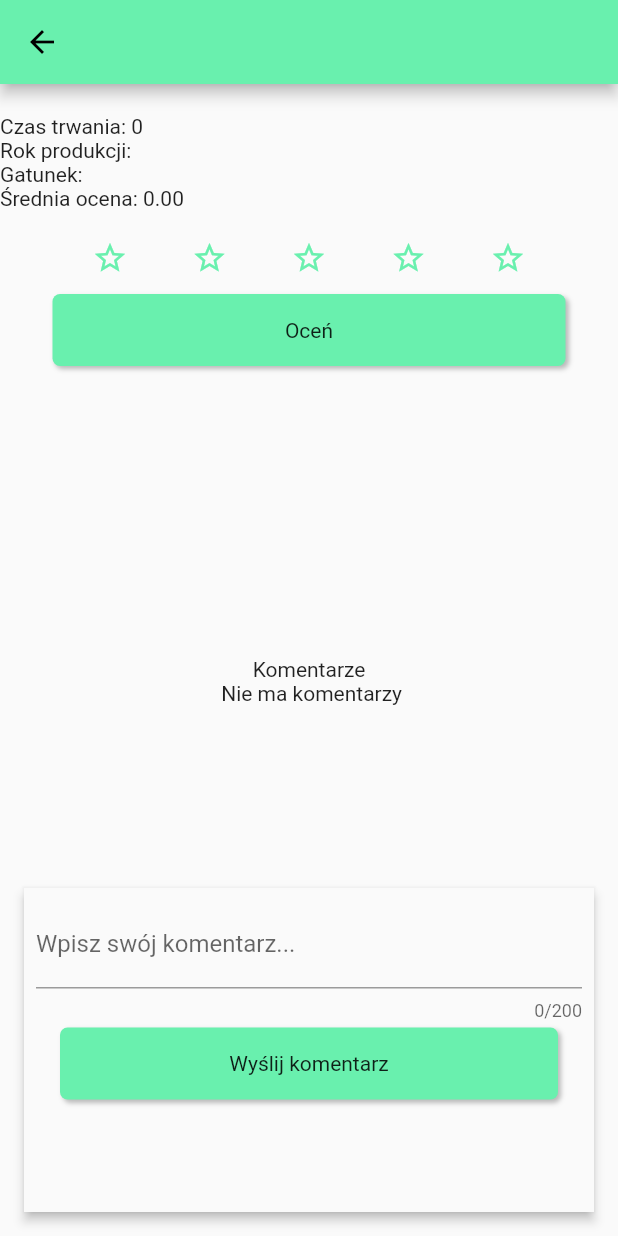
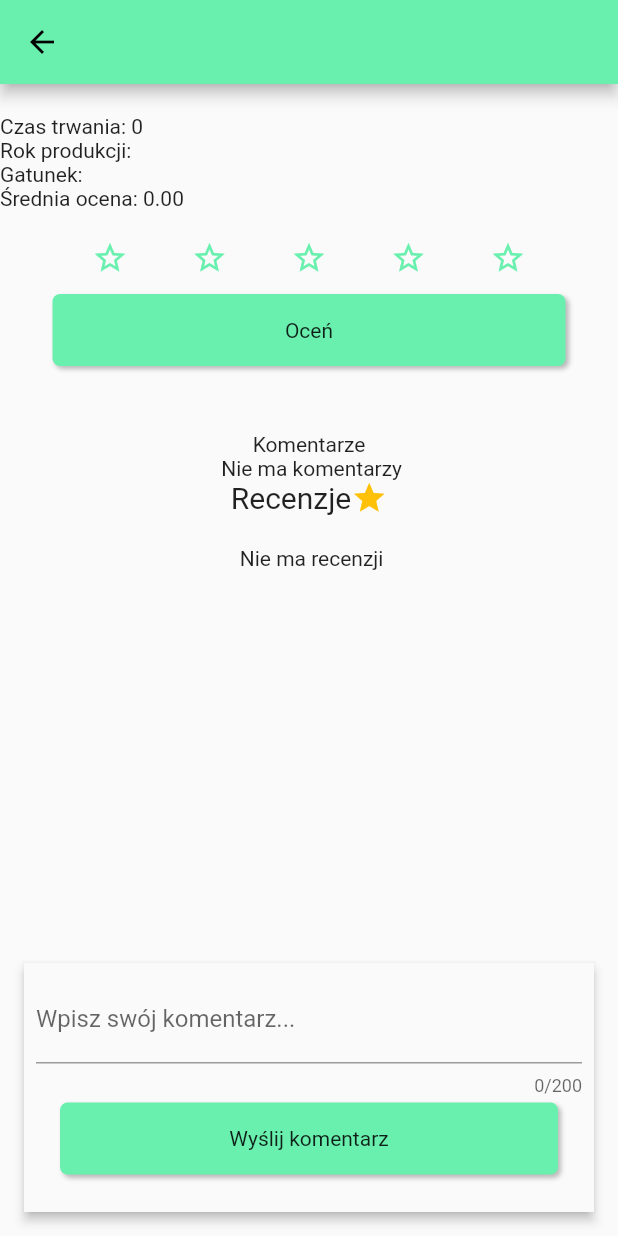
Before and after one commit to DimaGolt/Bazy_danych_2, a Flutter app: the FilmScreen screen opened directly with empty values, after a tap on "Wyślij komentarz", on a phone screen of 412 x 824 dp. Run offline on Flutter 3.47's test engine with Material 2 defaults, Android fonts, the light colour scheme and no system bars; our stand-ins replace auto_route; missing offline and left inert: mysql_client; accounts and stored records are empty.

Commit message:
add professional opinion to film screen

```diff
--- a/lib/services/database_service.dart
+++ b/lib/services/database_service.dart
@@ -84,6 +84,17 @@ class DatabaseService extends ChangeNotifier {
     return comments;
   }
 
+  Future<List<Comment>> getOpinion(int filmId) async {
+    var result = await database.execute(
+        'SELECT * FROM Based.RecenzjeWidok where FilmId = :filmId',
+        {"filmId": filmId});
+    List<Comment> comments = result.rows
+        .map((row) =>
+            Comment(int.parse(row.colAt(0)!), row.colAt(2)!, row.colAt(3)!))
+        .toList();
+    return comments;
+  }
+
   Future<void> sendComment(int filmId, String desc) async {
     await database.execute(
         "INSERT INTO Based.Komentarz (FilmID, UzytkownikID, Tresc) VALUES ('$filmId', '${user!.userId}', '$desc')");
@@ -91,7 +102,7 @@ class DatabaseService extends ChangeNotifier {
 
   Future<void> sendRating(int filmId, int rating) async {
     await database.execute(
-        "INSERT INTO Based.Ocena (FilmID, UzytkownikID, Wartosc) VALUES ('$filmId', '${user!.userId}', '$rating');");
+        "INSERT INTO Based.Ocena (FilmID, UzytkownikID, Wartosc) VALUES ('$filmId', '${user!.userId}', '$rating')");
   }
 
   Future<int?> getRating(int filmId) async {
--- a/lib/ui/screens/film_screen.dart
+++ b/lib/ui/screens/film_screen.dart
@@ -22,6 +22,7 @@ class FilmScreen extends StatefulWidget {
 class _FilmScreenState extends State<FilmScreen> {
   late Future<List<Person>> futureCast;
   late Future<List<Comment>> futureComments;
+  late Future<List<Comment>> futureProfessionalOpinion;
   late Future<int?> futureRating;
   List<Person> cast = [];
 
@@ -31,6 +32,7 @@ class _FilmScreenState extends State<FilmScreen> {
   void initState() {
     _refreshCast();
     _refreshComments();
+    _refreshOpinion();
     _getPreviousRating();
     super.initState();
   }
@@ -45,6 +47,11 @@ class _FilmScreenState extends State<FilmScreen> {
 
   _refreshComments() {
     futureComments = context.read<DatabaseService>().getComments(film.id);
+  }
+
+  _refreshOpinion() {
+    futureProfessionalOpinion =
+        context.read<DatabaseService>().getOpinion(film.id);
   }
 
   _getPreviousRating() {
@@ -80,6 +87,7 @@ class _FilmScreenState extends State<FilmScreen> {
               const SizedBox(height: 20),
               ..._cast(),
               ..._comments(),
+              ..._professionalOpinion(),
             ],
           ),
         ),
@@ -132,20 +140,25 @@ class _FilmScreenState extends State<FilmScreen> {
   _cast() {
     return [
       if (cast.isNotEmpty) const Center(child: Text('Obsada')),
-      SizedBox(
-        height: 150,
-        child: FutureBuilder(
+      FutureBuilder(
         future: futureCast,
         builder: (context, snap) {
           if (snap.hasData) {
+            if (snap.data!.isNotEmpty) {
               cast.addAll(snap.data!);
-              return ListView.builder(
+              return SizedBox(
+                height: 150,
+                child: ListView.builder(
                     shrinkWrap: true,
                     scrollDirection: Axis.horizontal,
                     itemCount: snap.data!.length,
                     itemBuilder: (context, index) {
                       return PersonWidget(person: snap.data!.elementAt(index));
-                  });
+                    }),
+              );
+            } else {
+              return SizedBox();
+            }
           } else if (snap.hasError) {
             return Center(
               child: Column(
@@ -166,7 +179,6 @@ class _FilmScreenState extends State<FilmScreen> {
             return const Center(child: CircularProgressIndicator());
           }
         },
-        ),
       ),
     ];
   }
@@ -212,4 +224,71 @@ class _FilmScreenState extends State<FilmScreen> {
       ),
     ];
   }
+
+  _professionalOpinion() {
+    return [
+      Center(
+        child: Row(
+          mainAxisSize: MainAxisSize.max,
+          mainAxisAlignment: MainAxisAlignment.center,
+          children: const [
+            Text(
+              'Recenzje',
+              style: TextStyle(fontSize: 20),
+            ),
+            Icon(
+              Icons.star,
+              color: Colors.amber,
+            )
+          ],
+        ),
+      ),
+      FutureBuilder(
+        future: futureProfessionalOpinion,
+        builder: (context, snap) {
+          if (snap.hasData) {
+            return snap.data!.isNotEmpty
+                ? Column(
+                    mainAxisSize: MainAxisSize.min,
+                    children: snap.data!
+                        .map((comment) => CommentTile(
+                              comment: comment,
+                              professional: true,
+                            ))
+                        .toList(),
+                  )
+                : Center(
+                    child: Column(
+                      children: [
+                        SizedBox(
+                          height: 20,
+                        ),
+                        const Text(' Nie ma recenzji'),
+                      ],
+                    ),
+                  );
+          } else if (snap.hasError) {
+            return Center(
+              child: Column(
+                mainAxisSize: MainAxisSize.min,
+                children: [
+                  const Icon(
+                    Icons.error,
+                    color: Colors.red,
+                  ),
+                  const Text('Something went wrong. Please, try again'),
+                  ExpandedButton(
+                    onTap: _refreshComments,
+                    text: 'Retry',
+                  ),
+                ],
+              ),
+            );
+          } else {
+            return const Center(child: CircularProgressIndicator());
           }
+        },
+      ),
+    ];
+  }
+}
--- a/lib/ui/widgets/comment_tile.dart
+++ b/lib/ui/widgets/comment_tile.dart
@@ -4,7 +4,10 @@ import '../../models/comment.dart';
 
 class CommentTile extends StatelessWidget {
   final Comment comment;
-  const CommentTile({Key? key, required this.comment}) : super(key: key);
+  final bool professional;
+  const CommentTile(
+      {Key? key, required this.comment, this.professional = false})
+      : super(key: key);
 
   @override
   Widget build(BuildContext context) {
@@ -15,10 +18,15 @@ class CommentTile extends StatelessWidget {
           SizedBox(
             width: 40,
             height: 40,
-            child: const Icon(
-              Icons.account_circle,
-              color: Colors.greenAccent,
-            ),
+            child: professional
+                ? const Icon(
+                    Icons.star,
+                    color: Colors.amber,
+                  )
+                : const Icon(
+                    Icons.account_circle,
+                    color: Colors.greenAccent,
+                  ),
           ),
           Text(comment.username),
         ],
--- a/lib/ui/widgets/new_comment_widget.dart
+++ b/lib/ui/widgets/new_comment_widget.dart
@@ -33,7 +33,7 @@ class NewCommentWidget extends StatelessWidget {
     String comment = '';
 
     return Container(
-      height: 200,
+      height: 150,
       child: Column(
         children: [
           TextField(
```
Lines whose indentation alone changed are shown as unchanged.
